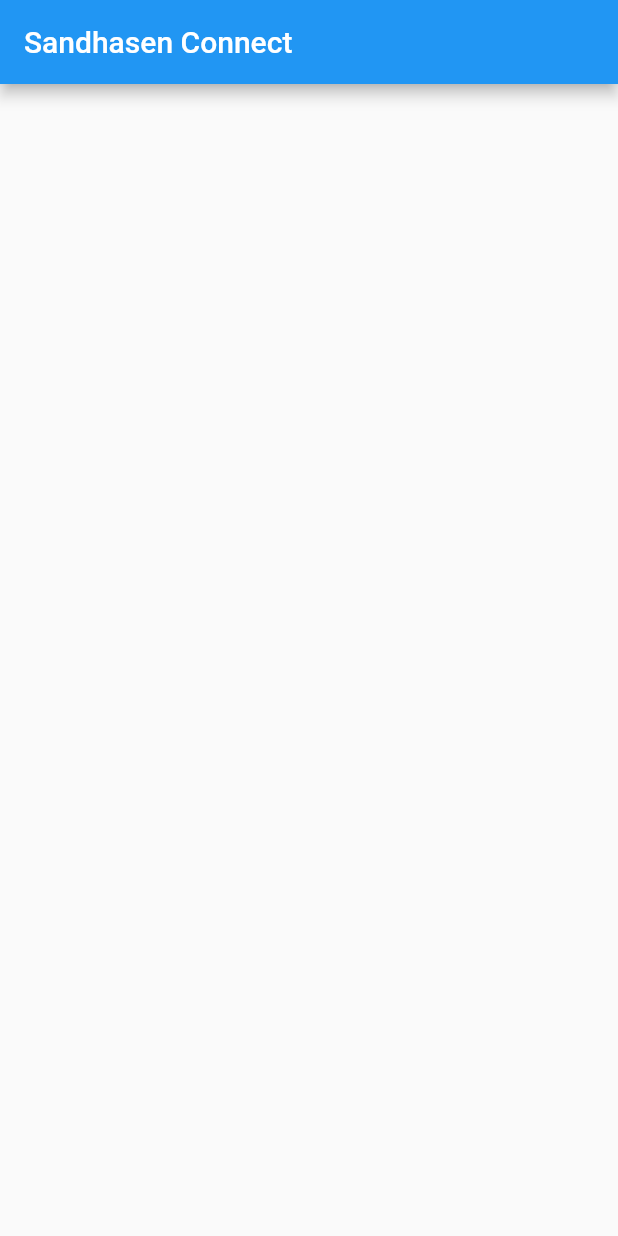
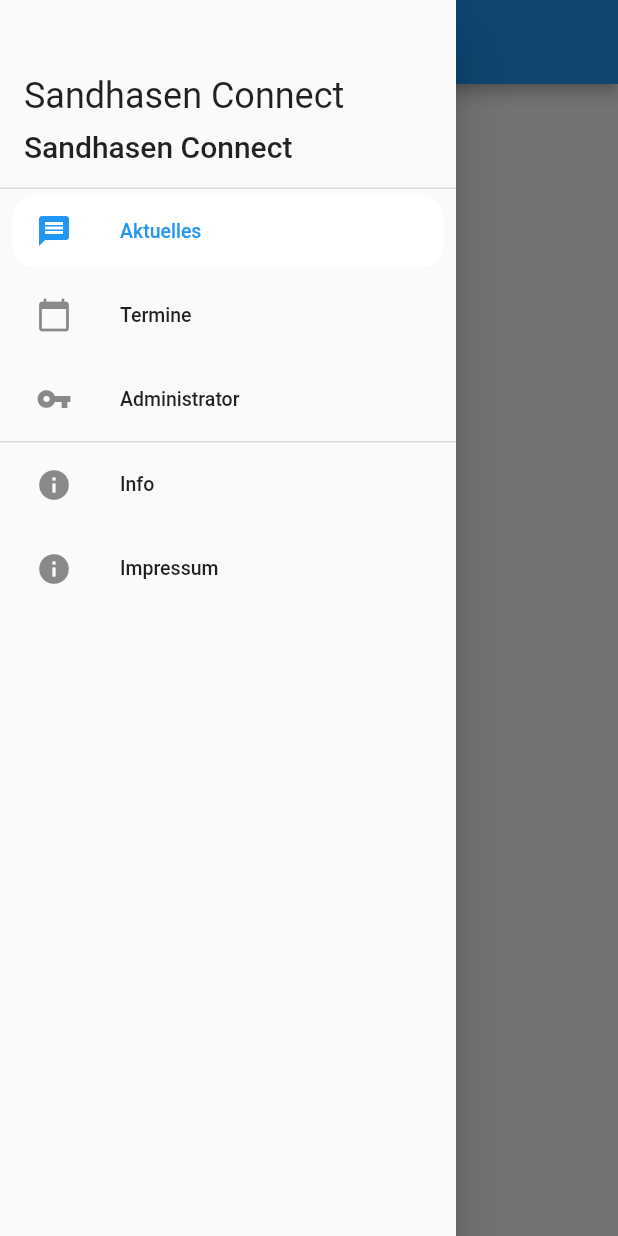
Before and after one commit to uthoffp/sandhasen-connect, a Flutter app: the screen it shows after launch, with the side drawer open (before the commit the screen has no drawer), on a phone screen of 412 x 824 dp. Run offline on Flutter 3.47's test engine with Material 2 defaults, Android fonts, the phone set to English and light mode, and no system bars; our stand-ins replace cloud_firestore, firebase_core, firebase_messaging; accounts and stored records are empty.

Commit message:
Added news db support

```diff
--- a/lib/main.dart
+++ b/lib/main.dart
@@ -1,4 +1,5 @@
 import 'package:firebase_core/firebase_core.dart';
+import 'package:firebase_messaging/firebase_messaging.dart';
 import 'package:flutter/material.dart';
 import 'package:sandhasen_connect/resources/strings.dart';
 import 'package:sandhasen_connect/view/pages/main_page.dart';
@@ -6,6 +7,9 @@ import 'package:sandhasen_connect/view/pages/main_page.dart';
 Future<void> main() async {
   WidgetsFlutterBinding.ensureInitialized();
   await Firebase.initializeApp();
+  FirebaseMessaging firebaseMessaging = FirebaseMessaging.instance;
+  firebaseMessaging.subscribeToTopic('all');
+
   runApp(const SandhasenConnect());
 }
 
--- a/lib/resources/strings.dart
+++ b/lib/resources/strings.dart
@@ -1,3 +1,11 @@
 class Strings {
   static const String appName = "Sandhasen Connect";
+
+  static const String menuNews = "Aktuelles";
+  static const String menuEvents = "Termine";
+  static const String menuAdmin = "Administrator";
+  static const String menuHeadInfo = "Info";
+  static const String menuHelp = "Info";
+  static const String menuImpressum = "Impressum";
+  static const String menuAbout = "Über";
 }
--- /dev/null
+++ b/lib/view/fragments/news_fragment.dart
@@ -0,0 +1,50 @@
+import 'package:flutter/cupertino.dart';
+import 'package:cloud_firestore/cloud_firestore.dart';
+import 'package:flutter/material.dart';
+
+class NewsFragment extends StatefulWidget {
+  const NewsFragment({Key? key}) : super(key: key);
+
+  @override
+  State<StatefulWidget> createState() => _NewsFragmentState();
+}
+
+class _NewsFragmentState extends State<NewsFragment> {
+  Widget _content = Container();
+
+  @override
+  void initState() {
+    _content = readNewsData();
+  }
+
+  FutureBuilder<DocumentSnapshot> readNewsData() {
+    CollectionReference info = FirebaseFirestore.instance.collection('info');
+    return FutureBuilder<DocumentSnapshot>(
+      future: info.doc('kOGUzGOw3RuRu9MqXgHq').get(),
+      builder: (BuildContext context, AsyncSnapshot<DocumentSnapshot> snapshot) {
+        if (snapshot.hasError) {
+          return Text("has Error");
+        }
+
+        if (snapshot.hasData && !snapshot.data!.exists) {
+          return Text("Document does not exist");
+        }
+
+        if (snapshot.connectionState == ConnectionState.done) {
+          Map<String, dynamic> data = snapshot.data!.data() as Map<String, dynamic>;
+          return Text(data['news']);
+        }
+        return Visibility(child: LinearProgressIndicator(), visible: true);
+      },
+    );
+  }
+
+  @override
+  Widget build(BuildContext context) {
+    return Container(
+      child: Column(
+        children: [_content],
+      ),
+    );
+  }
+}
--- a/lib/view/pages/main_page.dart
+++ b/lib/view/pages/main_page.dart
@@ -1,5 +1,10 @@
 import 'package:flutter/cupertino.dart';
 import 'package:flutter/material.dart';
+import 'package:sandhasen_connect/resources/strings.dart';
+import 'package:sandhasen_connect/view/fragments/events_fragment.dart';
+import 'package:sandhasen_connect/view/fragments/help_fragment.dart';
+import 'package:sandhasen_connect/view/fragments/impressum_fragment.dart';
+import 'package:sandhasen_connect/view/fragments/news_fragment.dart';
 
 class MainPage extends StatefulWidget {
   const MainPage({Key? key, required this.title}) : super(key: key);
@@ -10,13 +15,103 @@ class MainPage extends StatefulWidget {
 }
 
 class _MainPageState extends State<MainPage> {
+  String _selectedFragment = Strings.menuNews;
+  Widget _contentWidget = Container();
+
+  _MainPageState();
+
+  // select fragment based on selectedFragment parameter. This gets called when one menue element gets clicked
+  void selectDestination(String selectedFragment) {
+    setState(() {
+      _selectedFragment = selectedFragment;
+      switch (selectedFragment) {
+        case Strings.menuNews:
+          _contentWidget = NewsFragment();
+          break;
+        case Strings.menuEvents:
+          _contentWidget = EventsFragment();
+          break;
+        case Strings.menuAdmin:
+          //_contentWidget = AbRequestFragment();
+          break;
+        case Strings.menuHelp:
+          _contentWidget = HelpFragment();
+          break;
+        case Strings.menuImpressum:
+          _contentWidget = ImpressumFragment();
+          break;
+        case Strings.menuAbout:
+          //_contentWidget = PwChangeFragment();
+          break;
+      }
+      Navigator.of(context).pop();
+    });
+  }
+  @override
+  void initState() {
+    super.initState();
+    setState(() {
+      _contentWidget = const NewsFragment();
+    });
+  }
+
+  //Main Page containing app bar, content and menu drawer to select main content fragments
   @override
   Widget build(BuildContext context) {
+    final theme = Theme.of(context);
+    final textTheme = theme.textTheme;
+
     return Scaffold(
       appBar: AppBar(
-        title: Text(widget.title),
+        title: Text(_selectedFragment),
       ),
-      body: Container(),
+      drawer: Drawer(
+        child: Column(
+          mainAxisSize: MainAxisSize.max,
+          children: <Widget>[
+            Padding(
+              padding: const EdgeInsets.fromLTRB(16, 50, 16, 8),
+              child: Align(
+                  alignment: Alignment.centerLeft,
+                  child: Text(
+                    Strings.appName,
+                    style: textTheme.headline5,
+                  )),
+            ),
+            Padding(
+              padding: const EdgeInsets.fromLTRB(16, 0, 16, 16),
+              child: Align(alignment: Alignment.centerLeft, child: Text(Strings.appName, style: textTheme.headline6)),
+            ),
+            const Divider(
+              height: 1,
+              thickness: 1,
+            ),
+            navDrawerItem(context, Icons.message, Strings.menuNews),
+            navDrawerItem(context, Icons.calendar_today, Strings.menuEvents),
+            navDrawerItem(context, Icons.vpn_key, Strings.menuAdmin),
+            const Divider(height: 1, thickness: 1),
+            navDrawerItem(context, Icons.info, Strings.menuHelp),
+            navDrawerItem(context, Icons.info, Strings.menuImpressum),
+          ],
+        ),
+      ),
+      body: _contentWidget,
+    );
+  }
+
+  // return menu drawer element
+  Widget navDrawerItem(BuildContext context, IconData icon, String text) {
+    return Container(
+      padding: const EdgeInsets.fromLTRB(8, 4, 8, 4),
+      child: ListTile(
+        shape: RoundedRectangleBorder(borderRadius: BorderRadius.circular(15.0)),
+        leading: Icon(icon),
+        dense: true,
+        title: Text(text),
+        selected: _selectedFragment == text,
+        selectedTileColor: Theme.of(context).colorScheme.onPrimary,
+        onTap: () => selectDestination(text),
+      ),
     );
   }
 }
```
Also changed, not shown: lib/view/fragments/events_fragment.dart (added, +15 -0 lines), lib/view/fragments/help_fragment.dart (added, +15 -0 lines), lib/view/fragments/impressum_fragment.dart (added, +15 -0 lines), pubspec.yaml (+1 -66 lines), lib/view/fragments/admin_fragment.dart (added), lib/view/pages/admin_page.dart (added), pubspec.lock.
